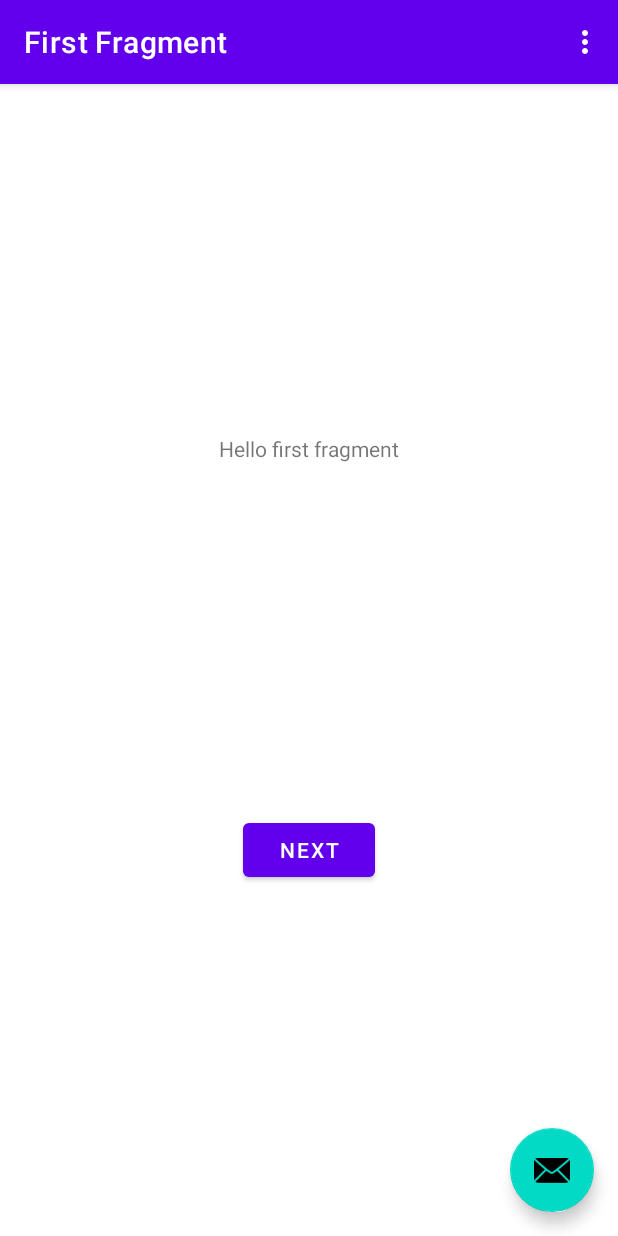
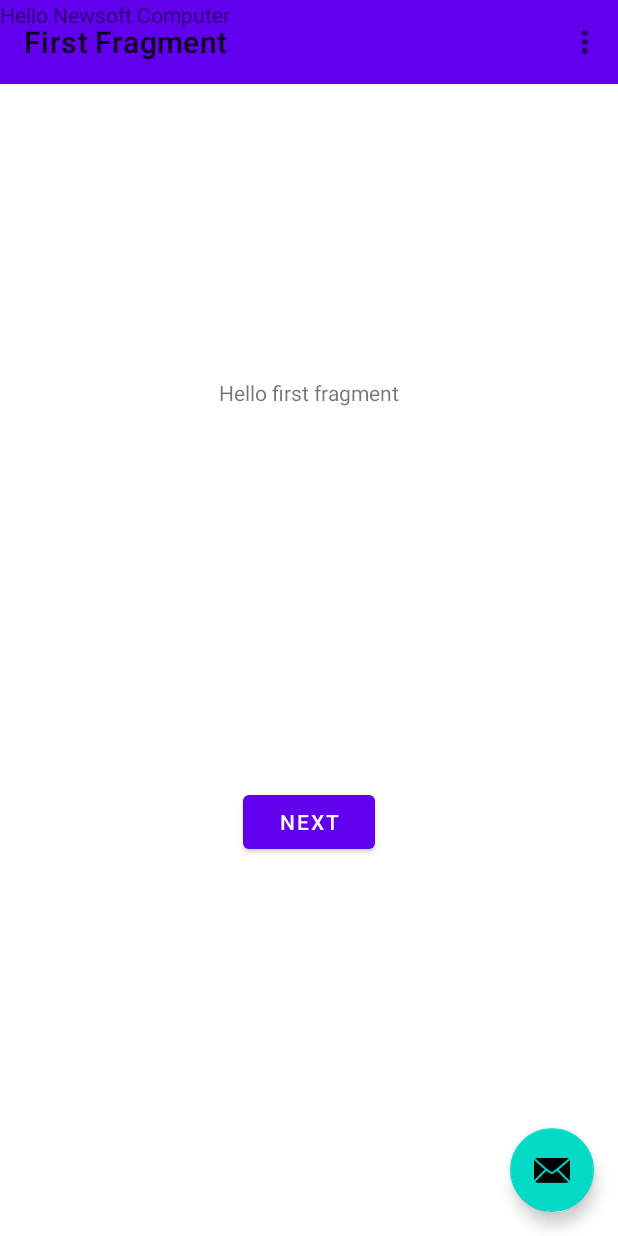
Before and after one commit to andresganc/exercises-kotlin-android, an Android app: the screen it shows after launch (MainActivity), on a phone screen of 412 x 824 dp. Run offline under Robolectric (Android 15) with nearby library versions, the phone set to English and light mode, and no system bars; our stand-ins replace navigation-ui.

Commit message:
Mod: activity_main XML

```diff
--- a/app/src/main/res/layout/activity_main.xml
+++ b/app/src/main/res/layout/activity_main.xml
@@ -10,13 +10,6 @@
         android:layout_width="match_parent"
         android:layout_height="wrap_content"
         android:theme="@style/Theme.Coursekotlinandroid.AppBarOverlay">
-
-        <androidx.appcompat.widget.Toolbar
-            android:id="@+id/toolbar"
-            android:layout_width="match_parent"
-            android:layout_height="?attr/actionBarSize"
-            android:background="?attr/colorPrimary"
-            app:popupTheme="@style/Theme.Coursekotlinandroid.PopupOverlay" />
 
     </com.google.android.material.appbar.AppBarLayout>
 
@@ -31,4 +24,17 @@
         android:layout_marginBottom="16dp"
         app:srcCompat="@android:drawable/ic_dialog_email" />
 
+    <androidx.appcompat.widget.Toolbar
+        android:id="@+id/toolbar"
+        android:layout_width="match_parent"
+        android:layout_height="?attr/actionBarSize"
+        android:background="?attr/colorPrimary"
+        app:popupTheme="@style/Theme.Coursekotlinandroid.PopupOverlay" />
+
+    <TextView
+        android:id="@+id/textViewHelloWorld"
+        android:layout_width="wrap_content"
+        android:layout_height="wrap_content"
+        android:text="Hello Newsoft Computer" />
+
 </androidx.coordinatorlayout.widget.CoordinatorLayout>
```
